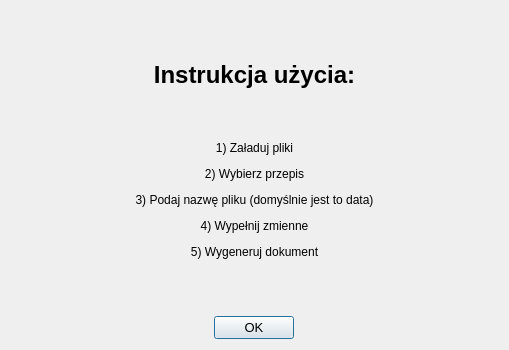
The window that ui/help.ui (sealcode/gpandoc) describes before a commit, drawn with Qt 5.
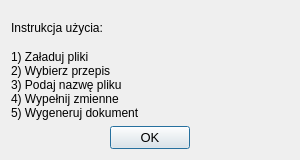
The same window after the commit.

Patch:
```diff
--- a/ui/help.ui
+++ b/ui/help.ui
@@ -6,8 +6,8 @@
    <rect>
     <x>0</x>
     <y>0</y>
-    <width>509</width>
-    <height>350</height>
+    <width>300</width>
+    <height>160</height>
    </rect>
   </property>
   <property name="windowTitle">
@@ -15,17 +15,26 @@
   </property>
   <layout class="QVBoxLayout" name="verticalLayout">
    <item>
+    <layout class="QVBoxLayout" name="verticalLayout_2">
+     <item>
+      <widget class="QLabel" name="label_2">
+       <property name="text">
+        <string>Instrukcja użycia:</string>
+       </property>
+      </widget>
+     </item>
+     <item>
     <widget class="QLabel" name="label">
-     <property name="minimumSize">
-      <size>
-       <width>200</width>
-       <height>0</height>
-      </size>
-     </property>
      <property name="text">
-      <string>&lt;html&gt;&lt;head/&gt;&lt;body&gt;&lt;p align=&quot;center&quot;&gt;&lt;span style=&quot; font-size:18pt; font-weight:600;&quot;&gt;Instrukcja użycia:&lt;/span&gt;&lt;/p&gt;&lt;p align=&quot;center&quot;&gt;&lt;br/&gt;&lt;/p&gt;&lt;p align=&quot;center&quot;&gt;1) Załaduj pliki&lt;/p&gt;&lt;p align=&quot;center&quot;&gt;2) Wybierz przepis&lt;/p&gt;&lt;p align=&quot;center&quot;&gt;3) Podaj nazwę pliku (domyślnie jest to data)&lt;/p&gt;&lt;p align=&quot;center&quot;&gt;4) Wypełnij zmienne&lt;/p&gt;&lt;p align=&quot;center&quot;&gt;5) Wygeneruj dokument&lt;/p&gt;&lt;/body&gt;&lt;/html&gt;</string>
-     </property>
-    </widget>
+        <string>1) Załaduj pliki
+2) Wybierz przepis
+3) Podaj nazwę pliku 
+4) Wypełnij zmienne
+5) Wygeneruj dokument</string>
+       </property>
+      </widget>
+     </item>
+    </layout>
    </item>
    <item alignment="Qt::AlignHCenter">
     <widget class="QDialogButtonBox" name="buttonBox">
```
Lines whose indentation alone changed are shown as unchanged.
